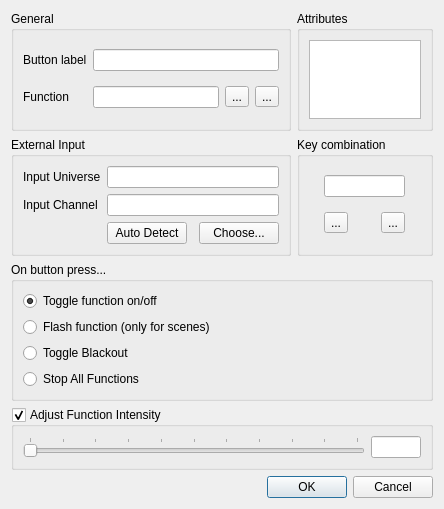
Above: ui/src/vcbuttonproperties.ui from mcallegari/qlcplus before the change. Below: the same form after it.
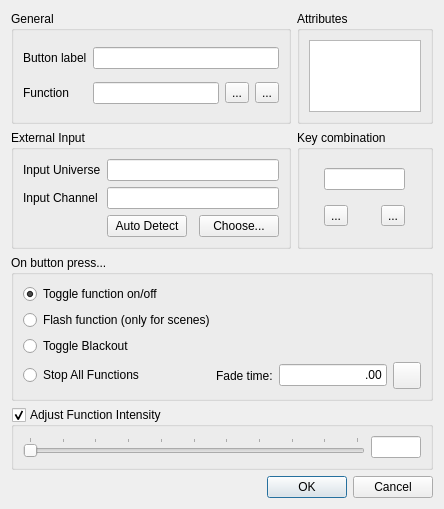
That is the form after the change. Icons and pictures are not drawn.

Commit message: Virtual Console: Buttons can now stop all functions with a fade out time

Patch:
```diff
--- a/ui/src/vcbuttonproperties.ui
+++ b/ui/src/vcbuttonproperties.ui
@@ -61,11 +61,61 @@
        </widget>
       </item>
       <item>
-       <widget class="QRadioButton" name="m_stopAll">
-        <property name="text">
-         <string>Stop All Functions</string>
-        </property>
-       </widget>
+       <layout class="QHBoxLayout" name="horizontalLayout_2">
+        <item>
+         <widget class="QRadioButton" name="m_stopAll">
+          <property name="sizePolicy">
+           <sizepolicy hsizetype="MinimumExpanding" vsizetype="Fixed">
+            <horstretch>0</horstretch>
+            <verstretch>0</verstretch>
+           </sizepolicy>
+          </property>
+          <property name="text">
+           <string>Stop All Functions</string>
+          </property>
+         </widget>
+        </item>
+        <item>
+         <widget class="QLabel" name="m_safFadeLabel">
+          <property name="text">
+           <string>Fade time:</string>
+          </property>
+         </widget>
+        </item>
+        <item>
+         <widget class="QLineEdit" name="m_fadeOutEdit">
+          <property name="sizePolicy">
+           <sizepolicy hsizetype="Minimum" vsizetype="Fixed">
+            <horstretch>0</horstretch>
+            <verstretch>0</verstretch>
+           </sizepolicy>
+          </property>
+          <property name="text">
+           <string>.00</string>
+          </property>
+          <property name="alignment">
+           <set>Qt::AlignRight|Qt::AlignTrailing|Qt::AlignVCenter</set>
+          </property>
+         </widget>
+        </item>
+        <item>
+         <widget class="QToolButton" name="m_speedDialButton">
+          <property name="icon">
+           <iconset resource="qlcui.qrc">
+            <normaloff>:/speed.png</normaloff>:/speed.png</iconset>
+          </property>
+          <property name="iconSize">
+           <size>
+            <width>20</width>
+            <height>20</height>
+           </size>
+          </property>
+          <property name="checkable">
+           <bool>true</bool>
+          </property>
+         </widget>
+        </item>
+       </layout>
       </item>
      </layout>
     </widget>
```
The commit also changes 8 other files.
